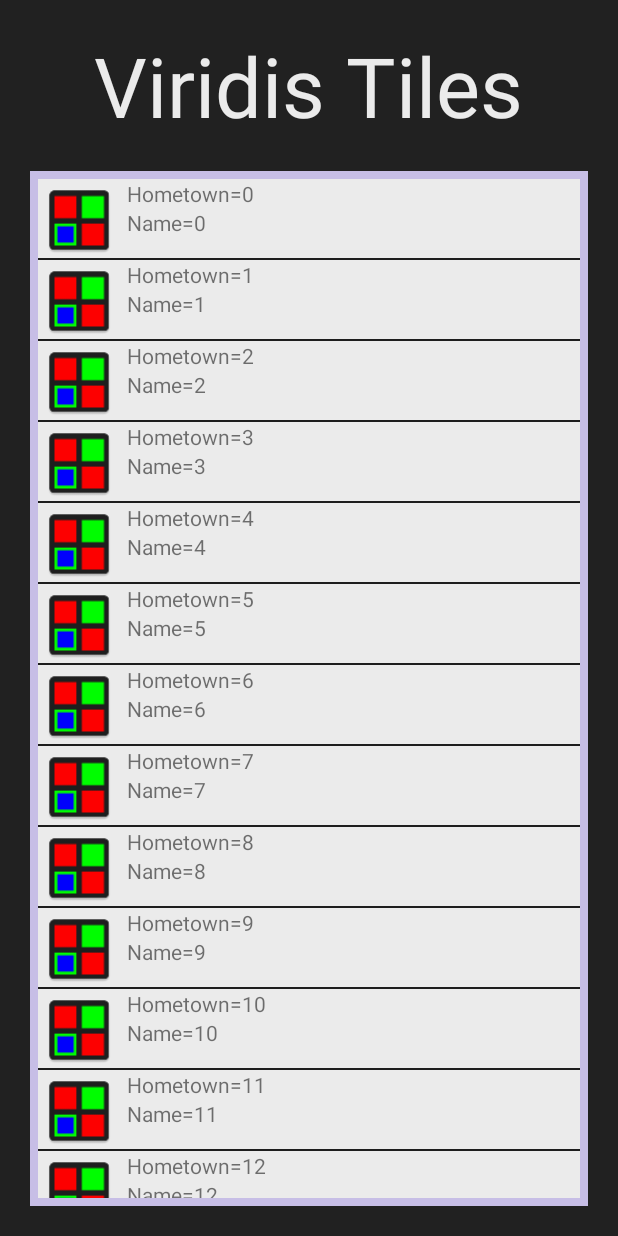
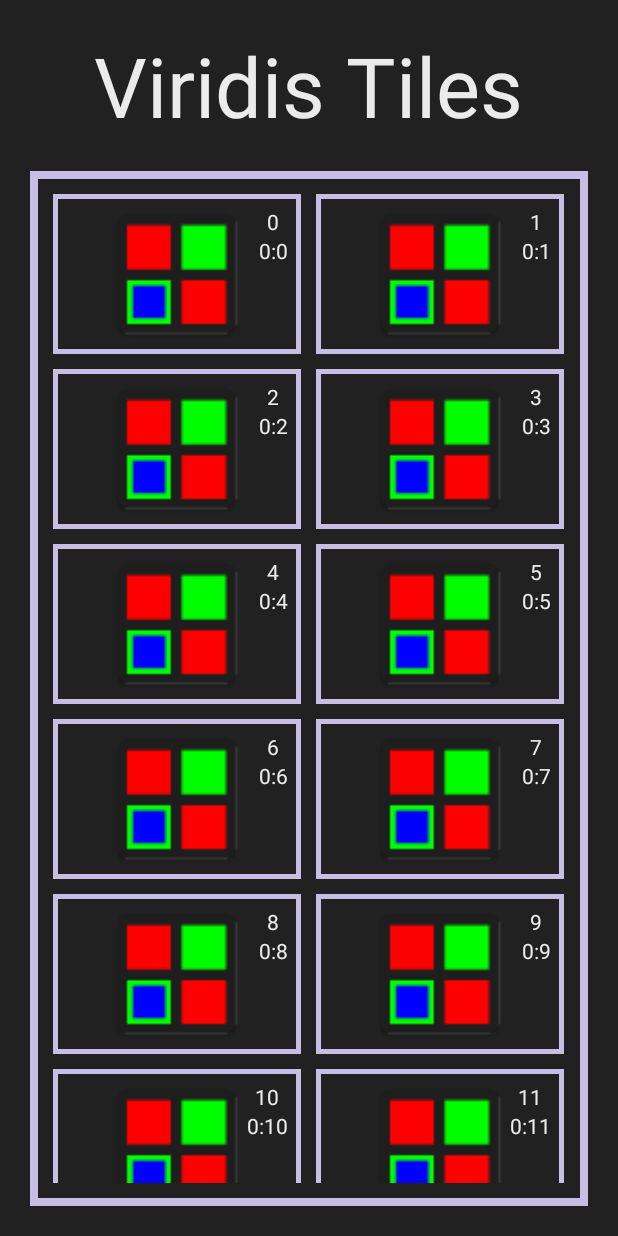
Before and after one commit to LHerskind/Viridis_tiles, an Android app: the screen it shows after launch (FullscreenActivity), on a phone screen of 412 x 824 dp. Run offline under Robolectric (Android 15) with nearby library versions, the phone set to English and light mode, and no system bars.

Commit message:
Playing around with the layout first page menu

```diff
--- a/app/src/main/java/dtu/tilecolor/FullscreenActivity.java
+++ b/app/src/main/java/dtu/tilecolor/FullscreenActivity.java
@@ -12,6 +12,7 @@ import android.view.ViewGroup;
 import android.view.WindowManager;
 import android.widget.AdapterView;
 import android.widget.ArrayAdapter;
+import android.widget.GridView;
 import android.widget.ListView;
 import android.widget.TextView;
 import android.widget.Toast;
@@ -40,24 +41,23 @@ public class FullscreenActivity extends AppCompatActivity {
         mContext = getApplicationContext();
         // mContentView = findViewById(R.id.fullscreen_content);
 
-        final ListView listview = (ListView) findViewById(R.id.listView);
+        final GridView gridView = (GridView) findViewById(R.id.gridview);
 
         ArrayList<MenuItem> values = new ArrayList<MenuItem>();
 
-        for(int i = 0; i < 15; i++){
-            values.add(new MenuItem("Name="+i,"Hometown="+i));
+        for(int i = 0; i < 30; i++){
+            values.add(new MenuItem("0:"+i,""+i));
         }
 
         MenuItemAdapter adapter = new MenuItemAdapter (this, values);
 
 
-        listview.setAdapter(adapter);
-        listview.setOnItemClickListener(new AdapterView.OnItemClickListener() {
+        gridView.setAdapter(adapter);
+        gridView.setOnItemClickListener(new AdapterView.OnItemClickListener() {
             @Override
             public void onItemClick(AdapterView<?> parent, final View view, int position, long id) {
-                String item = (String) parent.getItemAtPosition(position);
-
-                Toast.makeText(mContext, item, Toast.LENGTH_LONG).show();
+                MenuItem item = (MenuItem) parent.getItemAtPosition(position);
+                Toast.makeText(mContext, item.toString(), Toast.LENGTH_LONG).show();
                 // Når vi skal opdatere hvordan det ser ud, brug adapter.notifyDataSetChanged();
             }
         });
--- a/app/src/main/java/dtu/tilecolor/MenuItem.java
+++ b/app/src/main/java/dtu/tilecolor/MenuItem.java
@@ -21,5 +21,9 @@ public class MenuItem {
         return steps;
     }
 
+    public String toString(){
+        return time +" " + steps;
+    }
+
 
 }
--- a/app/src/main/res/layout/activity_fullscreen.xml
+++ b/app/src/main/res/layout/activity_fullscreen.xml
@@ -26,14 +26,18 @@
         android:background="@color/border_color"
         android:layout_below="@+id/titleView">
 
-        <ListView
-            android:layout_width="fill_parent"
-            android:layout_height="fill_parent"
-            android:layout_alignParentStart="true"
+
+        <GridView
+            android:id="@+id/gridview"
+            android:layout_width="match_parent"
+            android:layout_height="match_parent"
+            android:numColumns="2"
             android:background="@color/dark_background"
-            android:id="@+id/listView"
+            android:horizontalSpacing="10dp"
+            android:verticalSpacing="10dp"
+            android:padding="10dp"
             >
-        </ListView>
+        </GridView>
     </FrameLayout>
 
 </RelativeLayout>
--- a/app/src/main/res/layout/itemlayout.xml
+++ b/app/src/main/res/layout/itemlayout.xml
@@ -1,39 +1,52 @@
 <?xml version="1.0" encoding="utf-8"?>
 <LinearLayout xmlns:android="http://schemas.android.com/apk/res/android"
     android:layout_width="match_parent"
-    android:layout_height="wrap_content"
-    android:background="@color/text_color"
+    android:layout_height="match_parent"
+    android:padding="3dp"
+    android:background="@color/border_color"
+    >
+
+    <FrameLayout
+        android:layout_width="fill_parent"
+        android:layout_height="fill_parent"
+        android:background="@color/dark_background"
         >
 
     <ImageView
         android:id="@+id/icon"
-    android:layout_width="50dp"
-    android:layout_height="50dp"
-    android:layout_marginLeft="4px"
-    android:layout_marginRight="10px"
-    android:layout_marginTop="4px"
-    android:src="@mipmap/viridis_launcher" >
+        android:layout_width="100dp"
+        android:layout_height="100dp"
+        android:src="@mipmap/viridis_launcher"
+        android:layout_gravity="center"
+        >
     </ImageView>
 
         <LinearLayout
             android:orientation="vertical"
             android:layout_width="wrap_content"
-        android:layout_height="match_parent">
+            android:layout_height="match_parent"
+            android:layout_gravity="end|top"
+            android:padding="5dp"
+            >
 
         <TextView
             android:id="@+id/steps"
+            android:textColor="@color/text_color"
             android:layout_width="wrap_content"
             android:layout_height="wrap_content"
+            android:layout_gravity="center"
         />
 
         <TextView
             android:id="@+id/timeToComplete"
+            android:textColor="@color/text_color"
             android:layout_width="wrap_content"
             android:layout_height="wrap_content"
+            android:textAlignment="center"
             />
-
-
 
         </LinearLayout>
 
+    </FrameLayout>
+
 </LinearLayout>
```
Lines whose indentation alone changed are shown as unchanged.
